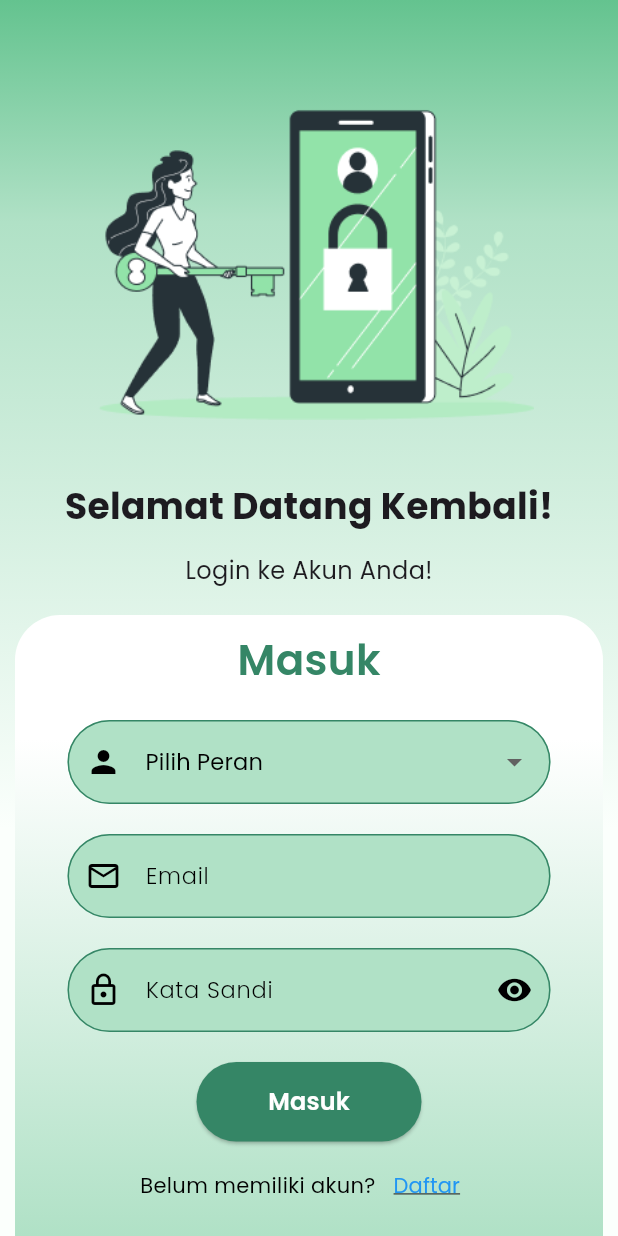
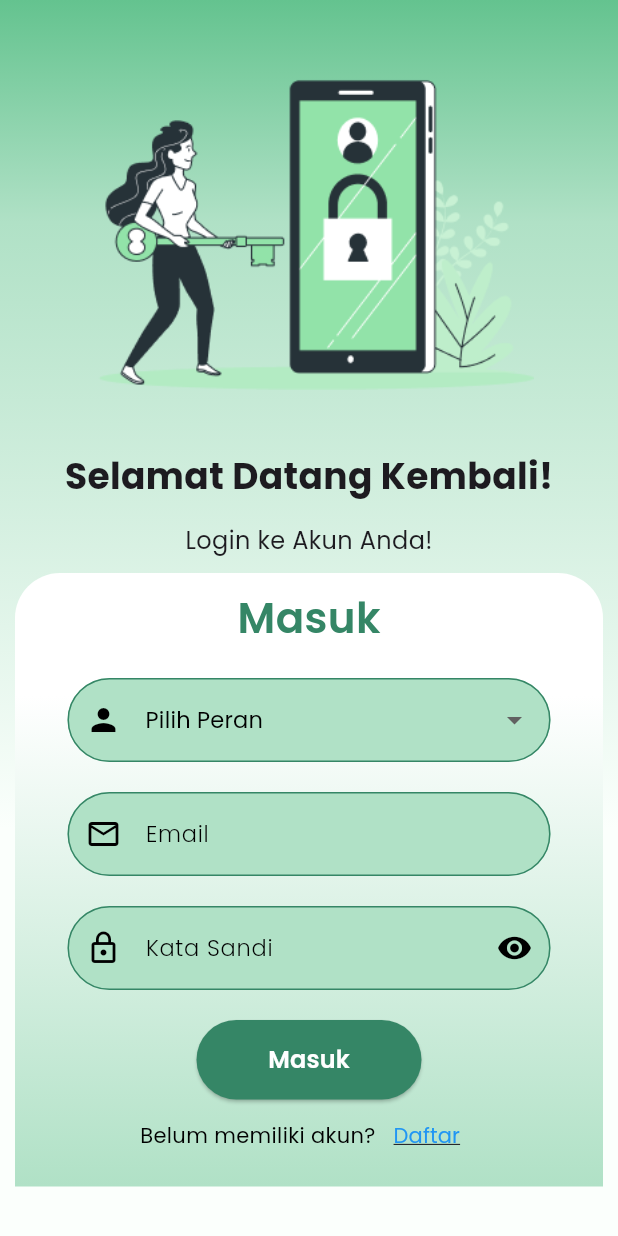
Before and after one commit to fadliaditya06/Geoportal-Mobile, a Flutter app: the LoginScreen screen opened by its route, on a phone screen of 412 x 824 dp. Run offline on Flutter 3.47's test engine with Material 3 defaults, Android fonts, the phone set to English and light mode, and no system bars; our stand-ins replace cached_network_image, card_loading, carousel_slider, cloud_firestore, curved_navigation_bar, firebase_auth and 9 more; accounts and stored records are empty.

Commit message:
Update Feat: Login Screen Prevent content from being pushed too high when keyboard opens

```diff
--- a/lib/screens/auth/login_screen.dart
+++ b/lib/screens/auth/login_screen.dart
@@ -22,6 +22,7 @@ class _LoginScreenState extends State<LoginScreen> {
     return Scaffold(
       body: Stack(
         children: [
+          // Background gradient
           Container(
             decoration: const BoxDecoration(
               gradient: LinearGradient(
@@ -36,9 +37,10 @@ class _LoginScreenState extends State<LoginScreen> {
               ),
             ),
           ),
-          Column(
+          SafeArea(
+            child: SingleChildScrollView(
+              child: Column(
                 children: [
-              const SizedBox(height: 20),
                   Center(
                     child: Column(
                       children: [
@@ -78,14 +80,10 @@ class _LoginScreenState extends State<LoginScreen> {
                         ),
                       ],
                     ),
-              )
-            ],
                   ),
+                  const SizedBox(height: 10),
                   // Box untuk form login
-          Align(
-            alignment: Alignment.bottomCenter,
-            child: SingleChildScrollView(
-              child: Container(
+                  Container(
                     margin: const EdgeInsets.symmetric(horizontal: 10.0),
                     padding: const EdgeInsets.symmetric(
                         horizontal: 20.0, vertical: 10.0),
@@ -100,7 +98,8 @@ class _LoginScreenState extends State<LoginScreen> {
                         ],
                         stops: [0.2, 0.0, 1.0],
                       ),
-                  borderRadius: BorderRadius.vertical(top: Radius.circular(30)),
+                      borderRadius:
+                          BorderRadius.vertical(top: Radius.circular(30)),
                     ),
                     child: Padding(
                       padding: const EdgeInsets.symmetric(horizontal: 15.0),
@@ -122,7 +121,7 @@ class _LoginScreenState extends State<LoginScreen> {
                             const SizedBox(height: 20),
                             // Dropdown untuk memilih peran
                             DropdownButtonFormField<String>(
-                          value: null,
+                              value: selectedRole,
                               hint: Text(
                                 "Pilih Peran",
                                 style: GoogleFonts.poppins(
@@ -156,8 +155,8 @@ class _LoginScreenState extends State<LoginScreen> {
                                 return null;
                               },
                               decoration: InputDecoration(
-                            prefixIcon:
-                                const Icon(Icons.person, color: Colors.black),
+                                prefixIcon: const Icon(Icons.person,
+                                    color: Colors.black),
                                 filled: true,
                                 fillColor: const Color(0xFFB0E1C6),
                                 border: OutlineInputBorder(
@@ -274,13 +273,13 @@ class _LoginScreenState extends State<LoginScreen> {
                             SizedBox(
                               width: 250,
                               child: Padding(
-                            padding:
-                                const EdgeInsets.symmetric(horizontal: 50.0),
+                                padding: const EdgeInsets.symmetric(
+                                    horizontal: 50.0),
                                 child: ElevatedButton(
                                   style: ElevatedButton.styleFrom(
                                     backgroundColor: const Color(0xFF358666),
-                                padding:
-                                    const EdgeInsets.symmetric(vertical: 15),
+                                    padding: const EdgeInsets.symmetric(
+                                        vertical: 15),
                                     shape: RoundedRectangleBorder(
                                       borderRadius: BorderRadius.circular(40),
                                     ),
@@ -288,7 +287,8 @@ class _LoginScreenState extends State<LoginScreen> {
                                   onPressed: isLoading
                                       ? null
                                       : () async {
-                                      if (_formKey.currentState!.validate()) {
+                                          if (_formKey.currentState!
+                                              .validate()) {
                                             setState(() {
                                               isLoading = true;
                                             });
@@ -320,7 +320,6 @@ class _LoginScreenState extends State<LoginScreen> {
                                 ),
                               ),
                             ),
-                        const SizedBox(height: 5),
                             Row(
                               mainAxisAlignment: MainAxisAlignment.center,
                               children: [
@@ -358,6 +357,8 @@ class _LoginScreenState extends State<LoginScreen> {
                       ),
                     ),
                   ),
+                ],
+              ),
             ),
           ),
         ],
```
Lines whose indentation alone changed are shown as unchanged.
